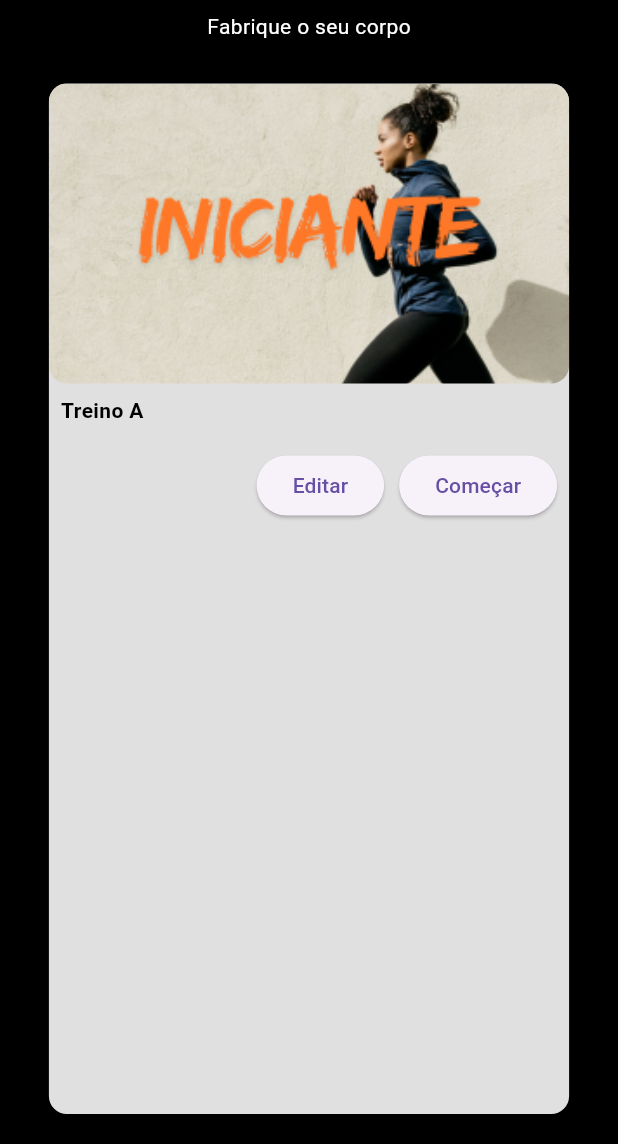
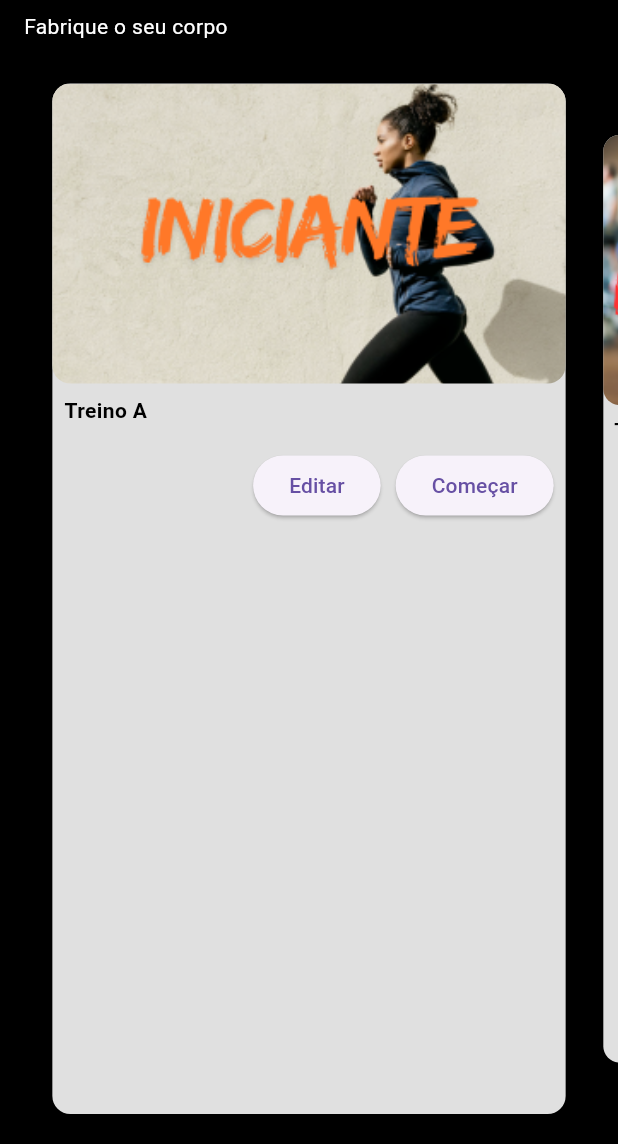
Before and after one commit to cc23158/PP, a Flutter app: the Home screen opened directly, on a phone screen of 412 x 824 dp, the part 92-1236 px from its top. Run offline on Flutter 3.47's test engine with Material 3 defaults, Android fonts, the phone set to English and light mode, and no system bars; our stand-ins replace dio, file_picker, loading_animation_widget, smooth_page_indicator, table_calendar; missing offline and left inert: flutter_animated_button.

```diff
--- a/shapefactoryflutter/lib/home.dart
+++ b/shapefactoryflutter/lib/home.dart
@@ -1,3 +1,5 @@
+import 'dart:convert';
+import 'package:http/http.dart' as http;
 import 'package:flutter/material.dart';
 import 'package:smooth_page_indicator/smooth_page_indicator.dart';
 import 'package:flutter_animated_button/flutter_animated_button.dart';
@@ -23,20 +25,55 @@ class HomeState extends State<Home> {
     "assets/images/intermediario.png",
     "assets/images/avancado.png"
   ];
-  final PageController cardPageController = PageController(viewportFraction: 0.9);
+  late PageController cardPageController;
 
 
 
 double _currentPageValue = 0.0;
 
+  Future<List<Map<String, dynamic>>> getTraining(int id) async {
+    final url = Uri.parse(
+        'https://shape-factory-5.onrender.com/training/getByClient?clientId=$id');
+
+    // Print da URL da requisição
+    print("GET $url");
+
+    try {
+      final response = await http.get(url);
+
+      if (response.statusCode == 200) {
+        print('Treinos obtidos com sucesso: ${response.body}');
+
+        // Decodifica o JSON e retorna a lista de treinos
+        final List<dynamic> jsonResponse = jsonDecode(response.body);
+        return jsonResponse
+            .map((item) => item as Map<String, dynamic>)
+            .toList();
+      } else {
+        print('Falha ao obter treinos: ${response.statusCode}');
+        print('Response: ${response.body}');
+        return [];
+      }
+    } catch (error) {
+      print('Erro ao obter treinos: $error');
+      return [];
+    }
+  }
+
 @override
 void initState() {
   super.initState();
+  cardPageController = PageController(
+    viewportFraction: 0.85, // Ajusta o quanto do próximo card será visível
+    initialPage: 0,
+  );
   cardPageController.addListener(() {
     setState(() {
       _currentPageValue = cardPageController.page ?? 0;
     });
   });
+
+
 }
 
 @override
@@ -45,7 +82,7 @@ class HomeState extends State<Home> {
     backgroundColor: const Color(0xff000000),
     body: Column(
       mainAxisAlignment: MainAxisAlignment.start,
-        crossAxisAlignment: CrossAxisAlignment.center,
+      crossAxisAlignment: CrossAxisAlignment.start,
       mainAxisSize: MainAxisSize.max,
       children: [
         const Padding(
@@ -87,14 +124,24 @@ class HomeState extends State<Home> {
         Expanded(
           child: PageView.builder(
             controller: cardPageController,
-              itemCount: vetorImagens.length,
+            itemCount: null, // Permite scroll infinito
             itemBuilder: (context, index) {
-                double scale = (index == _currentPageValue.round()) ? 1.0 : 0.9;
+              // Calcula o índice real para o loop infinito
+              final realIndex = index % vetorImagens.length;
 
-                return Padding(
-                  padding: const EdgeInsets.symmetric(horizontal: 8, vertical: 16),
-                  child: Transform.scale(
-                    scale: scale,
+              // Calcula a diferença entre o índice atual e a página atual
+              final difference = (index - _currentPageValue).abs();
+              // Aplica uma escala suave baseada na diferença
+              final scale = 1 - (difference * 0.1).clamp(0.0, 0.1);
+
+              return TweenAnimationBuilder(
+                duration: const Duration(milliseconds: 100),
+                tween: Tween(begin: scale, end: scale),
+                builder: (context, double value, child) {
+                  return Transform.scale(
+                    scale: value,
+                    child: Padding(
+                      padding: const EdgeInsets.symmetric(horizontal: 0, vertical: 16),
                       child: Card(
                         color: Colors.grey[300],
                         shape: RoundedRectangleBorder(
@@ -106,7 +153,7 @@ class HomeState extends State<Home> {
                             ClipRRect(
                               borderRadius: BorderRadius.circular(12.0),
                               child: Image.asset(
-                              vetorImagens[index],
+                                vetorImagens[realIndex],
                                 fit: BoxFit.cover,
                                 height: 200,
                                 width: double.infinity,
@@ -133,16 +180,11 @@ class HomeState extends State<Home> {
                                 children: [
                                   ElevatedButton(
                                     onPressed: () {},
-                                  style: ElevatedButton.styleFrom(
-
-                                  ),
                                     child: const Text('Editar'),
                                   ),
                                   const SizedBox(width: 10),
                                   ElevatedButton(
                                     onPressed: () {},
-                                  style: ElevatedButton.styleFrom(
-                                  ),
                                     child: const Text('Começar'),
                                   ),
                                 ],
@@ -154,16 +196,11 @@ class HomeState extends State<Home> {
                     ),
                   );
                 },
+              );
+            },
           ),
         ),
       ],
     ),
   );
-  }
-
-  @override
-  void dispose() {
-    cardPageController.dispose();
-    super.dispose();
-  }
-}
+}}
```
Lines whose indentation alone changed are shown as unchanged.
